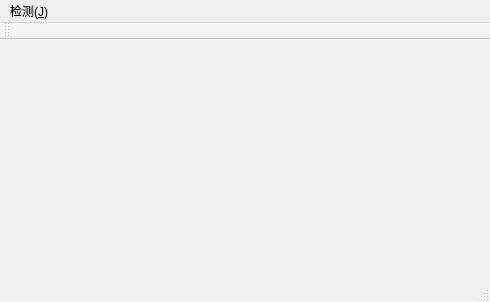
vbirds/FaceDetec, file mainwindow.ui: the form before one commit.
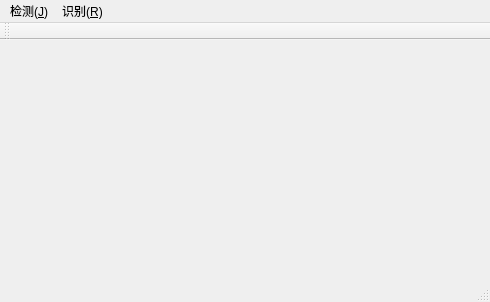
The form after the commit.

Commit message:
这次主要写了 图片的识别
1. 在人脸检测类里  写了图像检测的重载，实现用Mat 作参数;
2. 在人脸检测类里  添加了获取私有变量 图像 和 坐标 函数；
3. 在人脸识别类里  完成了初始化 和 清理 函数 以及图片识别函数；

```diff
--- a/mainwindow.ui
+++ b/mainwindow.ui
@@ -30,7 +30,15 @@
     <addaction name="PhotoDet_action"/>
     <addaction name="Video_action"/>
    </widget>
+   <widget class="QMenu" name="menu_Recog">
+    <property name="title">
+     <string>识别(&amp;R)</string>
+    </property>
+    <addaction name="Train_action"/>
+    <addaction name="Recog_action"/>
+   </widget>
    <addaction name="menu_Detec"/>
+   <addaction name="menu_Recog"/>
   </widget>
   <widget class="QToolBar" name="mainToolBar">
    <attribute name="toolBarArea">
```
Left out of the diff: 10 changed lines with no effect on the pictures. The commit also changes 7 other files.
